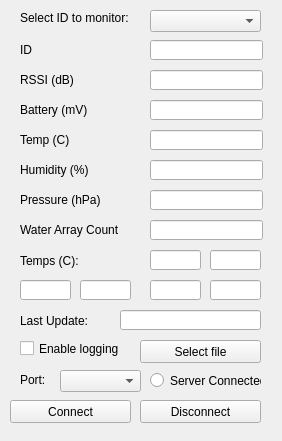
Qt form gui/IOTBuoyLogger/widget.ui (huukit/IOTBuoy) before a commit.
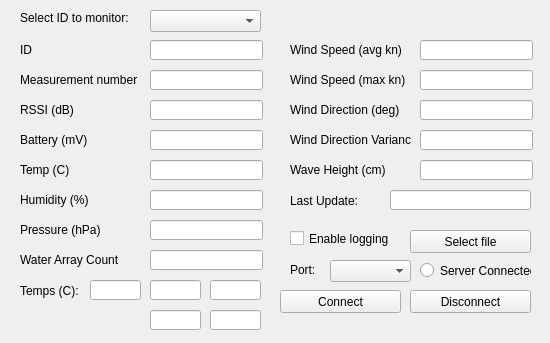
The same form after that commit.

Commit message: Added loopcounter to server and gui. Also added wind and wave data.

```diff
--- a/gui/IOTBuoyLogger/widget.ui
+++ b/gui/IOTBuoyLogger/widget.ui
@@ -6,8 +6,8 @@
    <rect>
     <x>0</x>
     <y>0</y>
-    <width>282</width>
-    <height>441</height>
+    <width>550</width>
+    <height>343</height>
    </rect>
   </property>
   <property name="windowTitle">
@@ -16,8 +16,8 @@
   <widget class="QPushButton" name="butConnect">
    <property name="geometry">
     <rect>
-     <x>10</x>
-     <y>400</y>
+     <x>280</x>
+     <y>290</y>
      <width>121</width>
      <height>23</height>
     </rect>
@@ -29,8 +29,8 @@
   <widget class="QComboBox" name="comboPorts">
    <property name="geometry">
     <rect>
-     <x>60</x>
-     <y>370</y>
+     <x>330</x>
+     <y>260</y>
      <width>81</width>
      <height>22</height>
     </rect>
@@ -39,8 +39,8 @@
   <widget class="QLabel" name="label">
    <property name="geometry">
     <rect>
-     <x>20</x>
-     <y>370</y>
+     <x>290</x>
+     <y>260</y>
      <width>47</width>
      <height>20</height>
     </rect>
@@ -53,7 +53,7 @@
    <property name="geometry">
     <rect>
      <x>150</x>
-     <y>100</y>
+     <y>130</y>
      <width>113</width>
      <height>20</height>
     </rect>
@@ -63,7 +63,7 @@
    <property name="geometry">
     <rect>
      <x>150</x>
-     <y>130</y>
+     <y>160</y>
      <width>113</width>
      <height>20</height>
     </rect>
@@ -73,7 +73,7 @@
    <property name="geometry">
     <rect>
      <x>150</x>
-     <y>160</y>
+     <y>190</y>
      <width>113</width>
      <height>20</height>
     </rect>
@@ -83,7 +83,7 @@
    <property name="geometry">
     <rect>
      <x>150</x>
-     <y>190</y>
+     <y>220</y>
      <width>113</width>
      <height>20</height>
     </rect>
@@ -93,7 +93,7 @@
    <property name="geometry">
     <rect>
      <x>150</x>
-     <y>220</y>
+     <y>250</y>
      <width>113</width>
      <height>20</height>
     </rect>
@@ -103,7 +103,7 @@
    <property name="geometry">
     <rect>
      <x>20</x>
-     <y>100</y>
+     <y>130</y>
      <width>121</width>
      <height>20</height>
     </rect>
@@ -116,7 +116,7 @@
    <property name="geometry">
     <rect>
      <x>20</x>
-     <y>130</y>
+     <y>160</y>
      <width>121</width>
      <height>20</height>
     </rect>
@@ -129,7 +129,7 @@
    <property name="geometry">
     <rect>
      <x>20</x>
-     <y>160</y>
+     <y>190</y>
      <width>121</width>
      <height>20</height>
     </rect>
@@ -142,7 +142,7 @@
    <property name="geometry">
     <rect>
      <x>20</x>
-     <y>190</y>
+     <y>220</y>
      <width>121</width>
      <height>20</height>
     </rect>
@@ -155,7 +155,7 @@
    <property name="geometry">
     <rect>
      <x>20</x>
-     <y>220</y>
+     <y>250</y>
      <width>101</width>
      <height>20</height>
     </rect>
@@ -167,8 +167,8 @@
   <widget class="QLineEdit" name="lineT1">
    <property name="geometry">
     <rect>
-     <x>150</x>
-     <y>250</y>
+     <x>90</x>
+     <y>280</y>
      <width>51</width>
      <height>20</height>
     </rect>
@@ -177,8 +177,8 @@
   <widget class="QLineEdit" name="lineT2">
    <property name="geometry">
     <rect>
-     <x>210</x>
-     <y>250</y>
+     <x>150</x>
+     <y>280</y>
      <width>51</width>
      <height>20</height>
     </rect>
@@ -187,7 +187,7 @@
   <widget class="QLineEdit" name="lineT3">
    <property name="geometry">
     <rect>
-     <x>20</x>
+     <x>210</x>
      <y>280</y>
      <width>51</width>
      <height>20</height>
@@ -197,8 +197,8 @@
   <widget class="QLineEdit" name="lineT4">
    <property name="geometry">
     <rect>
-     <x>80</x>
-     <y>280</y>
+     <x>210</x>
+     <y>310</y>
      <width>51</width>
      <height>20</height>
     </rect>
@@ -208,7 +208,7 @@
    <property name="geometry">
     <rect>
      <x>150</x>
-     <y>280</y>
+     <y>310</y>
      <width>51</width>
      <height>20</height>
     </rect>
@@ -218,7 +218,7 @@
    <property name="geometry">
     <rect>
      <x>20</x>
-     <y>250</y>
+     <y>280</y>
      <width>71</width>
      <height>21</height>
     </rect>
@@ -230,8 +230,8 @@
   <widget class="QCheckBox" name="checkLog">
    <property name="geometry">
     <rect>
-     <x>20</x>
-     <y>340</y>
+     <x>290</x>
+     <y>230</y>
      <width>101</width>
      <height>17</height>
     </rect>
@@ -243,8 +243,8 @@
   <widget class="QPushButton" name="butSelectFile">
    <property name="geometry">
     <rect>
-     <x>140</x>
-     <y>340</y>
+     <x>410</x>
+     <y>230</y>
      <width>121</width>
      <height>23</height>
     </rect>
@@ -256,8 +256,8 @@
   <widget class="QLabel" name="label_8">
    <property name="geometry">
     <rect>
-     <x>20</x>
-     <y>310</y>
+     <x>290</x>
+     <y>190</y>
      <width>81</width>
      <height>21</height>
     </rect>
@@ -269,8 +269,8 @@
   <widget class="QLineEdit" name="lineLastUpdate">
    <property name="geometry">
     <rect>
-     <x>120</x>
-     <y>310</y>
+     <x>390</x>
+     <y>190</y>
      <width>141</width>
      <height>20</height>
     </rect>
@@ -280,7 +280,7 @@
    <property name="geometry">
     <rect>
      <x>20</x>
-     <y>70</y>
+     <y>100</y>
      <width>121</width>
      <height>20</height>
     </rect>
@@ -306,7 +306,7 @@
    <property name="geometry">
     <rect>
      <x>150</x>
-     <y>70</y>
+     <y>100</y>
      <width>113</width>
      <height>20</height>
     </rect>
@@ -345,21 +345,11 @@
     <string>Select ID to monitor:</string>
    </property>
   </widget>
-  <widget class="QLineEdit" name="lineT6">
-   <property name="geometry">
-    <rect>
-     <x>210</x>
-     <y>280</y>
-     <width>51</width>
-     <height>20</height>
-    </rect>
-   </property>
-  </widget>
   <widget class="QRadioButton" name="radServer">
    <property name="geometry">
     <rect>
-     <x>150</x>
-     <y>370</y>
+     <x>420</x>
+     <y>260</y>
      <width>111</width>
      <height>21</height>
     </rect>
@@ -371,8 +361,8 @@
   <widget class="QPushButton" name="butDisconnect">
    <property name="geometry">
     <rect>
-     <x>140</x>
-     <y>400</y>
+     <x>410</x>
+     <y>290</y>
      <width>121</width>
      <height>23</height>
     </rect>
@@ -381,6 +371,144 @@
     <string>Disconnect</string>
    </property>
   </widget>
+  <widget class="QLabel" name="label_12">
+   <property name="geometry">
+    <rect>
+     <x>20</x>
+     <y>70</y>
+     <width>121</width>
+     <height>20</height>
+    </rect>
+   </property>
+   <property name="text">
+    <string>Measurement number</string>
+   </property>
+  </widget>
+  <widget class="QLineEdit" name="linemeasCount">
+   <property name="geometry">
+    <rect>
+     <x>150</x>
+     <y>70</y>
+     <width>113</width>
+     <height>20</height>
+    </rect>
+   </property>
+  </widget>
+  <widget class="QLabel" name="label_13">
+   <property name="geometry">
+    <rect>
+     <x>290</x>
+     <y>40</y>
+     <width>121</width>
+     <height>20</height>
+    </rect>
+   </property>
+   <property name="text">
+    <string>Wind Speed (avg kn)</string>
+   </property>
+  </widget>
+  <widget class="QLineEdit" name="lineWindSpeedAvg">
+   <property name="geometry">
+    <rect>
+     <x>420</x>
+     <y>40</y>
+     <width>113</width>
+     <height>20</height>
+    </rect>
+   </property>
+  </widget>
+  <widget class="QLabel" name="label_14">
+   <property name="geometry">
+    <rect>
+     <x>290</x>
+     <y>70</y>
+     <width>121</width>
+     <height>20</height>
+    </rect>
+   </property>
+   <property name="text">
+    <string>Wind Speed (max kn)</string>
+   </property>
+  </widget>
+  <widget class="QLineEdit" name="lineWindSpeedMax">
+   <property name="geometry">
+    <rect>
+     <x>420</x>
+     <y>70</y>
+     <width>113</width>
+     <height>20</height>
+    </rect>
+   </property>
+  </widget>
+  <widget class="QLabel" name="label_15">
+   <property name="geometry">
+    <rect>
+     <x>290</x>
+     <y>100</y>
+     <width>121</width>
+     <height>20</height>
+    </rect>
+   </property>
+   <property name="text">
+    <string>Wind Direction (deg)</string>
+   </property>
+  </widget>
+  <widget class="QLineEdit" name="lineWindDir">
+   <property name="geometry">
+    <rect>
+     <x>420</x>
+     <y>100</y>
+     <width>113</width>
+     <height>20</height>
+    </rect>
+   </property>
+  </widget>
+  <widget class="QLabel" name="label_16">
+   <property name="geometry">
+    <rect>
+     <x>290</x>
+     <y>130</y>
+     <width>121</width>
+     <height>20</height>
+    </rect>
+   </property>
+   <property name="text">
+    <string>Wind Direction Variance</string>
+   </property>
+  </widget>
+  <widget class="QLineEdit" name="lineWindDirVar">
+   <property name="geometry">
+    <rect>
+     <x>420</x>
+     <y>130</y>
+     <width>113</width>
+     <height>20</height>
+    </rect>
+   </property>
+  </widget>
+  <widget class="QLabel" name="label_17">
+   <property name="geometry">
+    <rect>
+     <x>290</x>
+     <y>160</y>
+     <width>121</width>
+     <height>20</height>
+    </rect>
+   </property>
+   <property name="text">
+    <string>Wave Height (cm)</string>
+   </property>
+  </widget>
+  <widget class="QLineEdit" name="lineWaveHeight">
+   <property name="geometry">
+    <rect>
+     <x>420</x>
+     <y>160</y>
+     <width>113</width>
+     <height>20</height>
+    </rect>
+   </property>
+  </widget>
  </widget>
  <layoutdefault spacing="6" margin="11"/>
  <resources/>
```
The commit also changes 3 other files.
